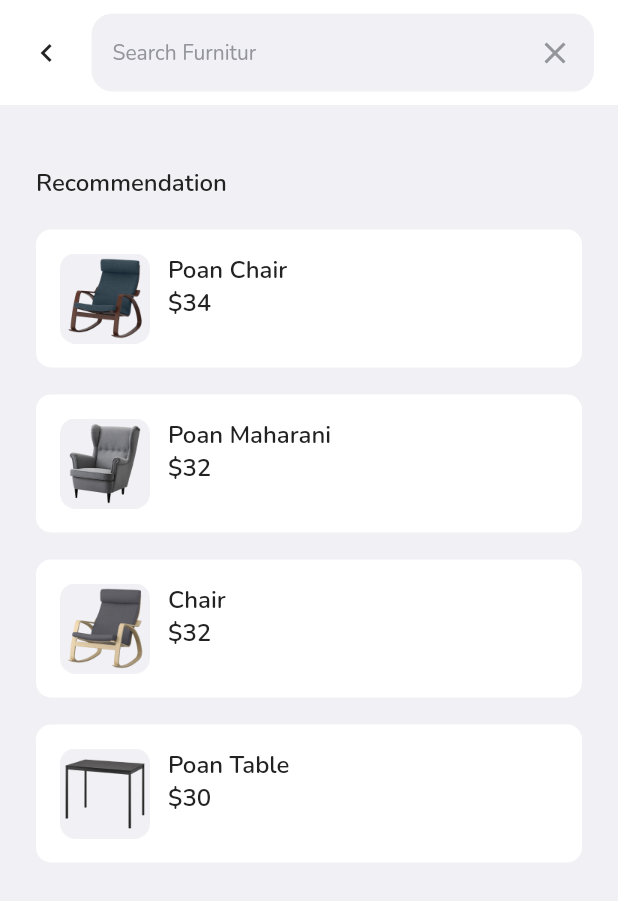
After one commit to gusfat99/furniture_app, a Flutter app: the SearchPage screen opened by its route, on a phone screen of 412 x 824 dp. The commit adds this screen. Shown: the top 901 px of the screen. Run offline on Flutter 3.47's test engine with Material 2 defaults, Android fonts, the phone set to English and light mode, and no system bars; our stand-ins replace carousel_slider, fluttertoast, google_fonts.

Commit message:
finishing ui search pages

```diff
--- /dev/null
+++ b/lib/data/products.dart
@@ -0,0 +1,47 @@
+import 'package:space/models/product_item.dart';
+
+List<ProductItem> productsData = [
+  const ProductItem(
+    imageUrl: 'assets/image_product_list1.png',
+    imageGridUrl: 'assets/image_product_grid1.png',
+    title: 'Poan Chair',
+    price: '\$34',
+    category: 'chair',
+    isRecomend: true,
+  ),
+  const ProductItem(
+      imageUrl: 'assets/image_product_list2.png',
+      imageGridUrl: 'assets/image_product_grid2.png',
+      title: 'Poan Maharani',
+      category: 'chair',
+      isRecomend: true,
+      price: '\$32'),
+  const ProductItem(
+      imageUrl: 'assets/image_product_list3.png',
+      imageGridUrl: 'assets/image_product_grid3.png',
+      title: 'Chair',
+      category: 'chair',
+      isRecomend: true,
+      price: '\$32'),
+  const ProductItem(
+      imageUrl: 'assets/image_product_list4.png',
+      imageGridUrl: 'assets/image_product_grid4.png',
+      title: 'Chair Maharani',
+      category: 'chair',
+      isRecomend: false,
+      price: '\$31'),
+  const ProductItem(
+      imageUrl: 'assets/image_product_list4.png',
+      imageGridUrl: 'assets/image_product_grid4.png',
+      title: 'Old Chair',
+      category: 'chair',
+      isRecomend: false,
+      price: '\$31'),
+  const ProductItem(
+      imageUrl: 'assets/image_product_list4.png',
+      imageGridUrl: 'assets/image_product_grid4.png',
+      title: 'Poan Table',
+      isRecomend: true,
+      category: 'table',
+      price: '\$30'),
+];
--- /dev/null
+++ b/lib/debouncer.dart
@@ -0,0 +1,15 @@
+import 'dart:async';
+import 'package:flutter/material.dart';
+
+class Debouncer {
+  final int seconds;
+  Debouncer({required this.seconds});
+
+  Timer? _timer;
+  void run(VoidCallback action) {
+    if (_timer?.isActive ?? false) {
+      _timer?.cancel();
+    }
+    _timer = Timer(Duration(seconds: seconds), action);
+  }
+}
--- a/lib/main.dart
+++ b/lib/main.dart
@@ -1,6 +1,8 @@
 import 'package:flutter/material.dart';
 import 'package:space/pages/home_page.dart';
 import 'package:space/pages/onboarding_page.dart';
+import 'package:space/pages/search_page.dart';
+import 'package:space/pages/search_result_page.dart';
 import 'package:space/pages/signin_page.dart';
 
 void main() => runApp(const MyApp());
@@ -17,6 +19,8 @@ class MyApp extends StatelessWidget {
         '/onboarding': (context) => OnboardingPage(),
         '/sign-in': (context) => SigninPage(),
         '/home': (context) => HomePage(),
+        '/search': (context) => SearchPage(),
+        '/search-result': (context) => SearchResultPage(),
       },
     );
   }
--- a/lib/pages/home_page.dart
+++ b/lib/pages/home_page.dart
@@ -79,6 +79,12 @@ class _HomePageState extends State<HomePage> {
                   Container(
                     margin: const EdgeInsets.symmetric(horizontal: 24),
                     child: TextInput(
+                        onTap: () {
+                          Navigator.pushNamed(context, '/search');
+                        },
+                        onChanged: (value) {
+                          Navigator.pushNamed(context, '/search');
+                        },
                         hintText: 'Search Furniture',
                         color: kWhiteColor,
                         controller: searchController,
@@ -92,7 +98,9 @@ class _HomePageState extends State<HomePage> {
                               'assets/icon_search.png',
                               width: 18.0,
                             ),
-                            onPressed: () {},
+                            onPressed: () {
+                              Navigator.pushNamed(context, '/search');
+                            },
                           ),
                         )),
                   ),
--- /dev/null
+++ b/lib/pages/search_page.dart
@@ -0,0 +1,51 @@
+import 'package:flutter/material.dart';
+import 'package:space/data/products.dart';
+import 'package:space/theme.dart';
+import 'package:space/widgets/appbar/appbar_search.dart';
+import 'package:space/widgets/product_list_item.dart';
+
+class SearchPage extends StatefulWidget {
+  const SearchPage({super.key});
+
+  @override
+  State<SearchPage> createState() => _SearchPageState();
+}
+
+class _SearchPageState extends State<SearchPage> {
+  late String keyword = '';
+
+  @override
+  Widget build(BuildContext context) {
+    return Scaffold(
+      backgroundColor: kWhiteGreyColor,
+      appBar: PreferredSize(
+        preferredSize: const Size(double.infinity, 70),
+        child: AppBarSearch(
+          onSearch: (value) {},
+        ),
+      ),
+      body: ListView(
+        padding: const EdgeInsets.symmetric(horizontal: 24.0),
+        children: [
+          const SizedBox(
+            height: 41,
+          ),
+          Text(
+            'Recommendation',
+            style: blackTextStyle.copyWith(fontSize: 16, fontWeight: semiBold),
+          ),
+          const SizedBox(
+            height: 20,
+          ),
+          ...productsData.where((element) => element.isRecomend).map((item) {
+            return ProductListItem(
+              imageUrl: item.imageUrl,
+              price: item.price,
+              title: item.title,
+            );
+          }).toList(),
+        ],
+      ),
+    );
+  }
+}
--- /dev/null
+++ b/lib/widgets/appbar/appbar_search.dart
@@ -0,0 +1,78 @@
+import 'package:flutter/material.dart';
+import 'package:space/debouncer.dart';
+import 'package:space/widgets/textInput.dart';
+import '../../theme.dart';
+
+class AppBarSearch extends StatefulWidget {
+  final ValueChanged<String> onSearch;
+
+  const AppBarSearch({
+    super.key,
+    required this.onSearch,
+  });
+
+  @override
+  State<AppBarSearch> createState() => _AppBarSearchState();
+}
+
+class _AppBarSearchState extends State<AppBarSearch> {
+  final searchController = TextEditingController(text: '');
+  final debouncer = Debouncer(seconds: 2);
+
+  void handleChanged(val) {
+    debouncer.run(() => widget.onSearch(searchController.text));
+  }
+
+  @override
+  Widget build(BuildContext context) {
+    return AppBar(
+      backgroundColor: kWhiteColor,
+      automaticallyImplyLeading: false,
+      elevation: 0,
+      toolbarHeight: 70,
+      title: Row(
+        crossAxisAlignment: CrossAxisAlignment.center,
+        children: [
+          InkWell(
+            borderRadius: BorderRadius.circular(50),
+            onTap: () {
+              Navigator.pop(context);
+            },
+            child: Container(
+              padding: const EdgeInsets.all(3),
+              child: const Icon(
+                Icons.chevron_left,
+                color: kBlackColor,
+              ),
+            ),
+          ),
+          const SizedBox(
+            width: 15.0,
+          ),
+          Expanded(
+              child: TextInput(
+                  hintText: 'Search Furnitur',
+                  controller: searchController,
+                  onFieldSubmitted: (value) {
+                    Navigator.pushNamed(context, '/search-result',
+                        arguments: {'keyword': value});
+                  },
+                  adornmentRight: InkWell(
+                      borderRadius: BorderRadius.circular(50),
+                      onTap: () {
+                        searchController.clear();
+                        handleChanged('');
+                      },
+                      child: Container(
+                        padding: EdgeInsets.all(0),
+                        child: const Icon(
+                          Icons.close,
+                          color: kGreyColor,
+                          size: 24,
+                        ),
+                      ))))
+        ],
+      ),
+    );
+  }
+}
--- /dev/null
+++ b/lib/widgets/product_list_item.dart
@@ -0,0 +1,52 @@
+import 'package:flutter/material.dart';
+import 'package:space/theme.dart';
+
+class ProductListItem extends StatelessWidget {
+  final String imageUrl;
+  final String price;
+  final String title;
+
+  const ProductListItem(
+      {super.key,
+      required this.imageUrl,
+      required this.price,
+      required this.title});
+
+  @override
+  Widget build(BuildContext context) {
+    return Container(
+      width: double.infinity,
+      margin: EdgeInsets.only(bottom: 18),
+      padding: EdgeInsets.all(16.0),
+      decoration: BoxDecoration(
+          color: kWhiteColor, borderRadius: BorderRadius.circular(10)),
+      child: Row(
+        crossAxisAlignment: CrossAxisAlignment.start,
+        children: [
+          Image.asset(
+            imageUrl,
+            width: 60.0,
+          ),
+          SizedBox(
+            width: 12,
+          ),
+          Column(
+            crossAxisAlignment: CrossAxisAlignment.start,
+            children: [
+              Text(
+                title,
+                style:
+                    blackTextStyle.copyWith(fontSize: 16, fontWeight: semiBold),
+              ),
+              Text(
+                price,
+                style:
+                    blackTextStyle.copyWith(fontSize: 16, fontWeight: semiBold),
+              )
+            ],
+          )
+        ],
+      ),
+    );
+  }
+}
--- a/lib/widgets/textInput.dart
+++ b/lib/widgets/textInput.dart
@@ -9,6 +9,9 @@ class TextInput extends StatelessWidget {
   final Widget? adornmentRight;
   final TextEditingController controller;
   final Color color;
+  final VoidCallback onTap;
+  final ValueChanged<String>? onChanged;
+  final ValueChanged<String>? onFieldSubmitted;
 
   TextInput(
       {super.key,
@@ -18,16 +21,24 @@ class TextInput extends StatelessWidget {
       this.obscureText = false,
       this.autoFocus = false,
       this.color = kWhiteGreyColor,
+      this.onTap = _defaultFunction,
+      this.onChanged,
+      this.onFieldSubmitted,
       this.adornmentRight});
+
+  static _defaultFunction() {}
 
   @override
   Widget build(BuildContext context) {
     List<Widget> childOfTextField = [
       Expanded(
         child: TextFormField(
+
           controller: controller,
           obscureText: obscureText,
           autofocus: autoFocus,
+          onChanged: onChanged,
+          onFieldSubmitted: onFieldSubmitted,
           decoration: InputDecoration.collapsed(
               hintText: hintText,
               hintStyle: greyTextStyle.copyWith(fontSize: 14)),
@@ -39,7 +50,9 @@ class TextInput extends StatelessWidget {
       childOfTextField.add(adornmentRight!);
     }
 
-    return Container(
+    return GestureDetector(
+      onTap: onTap,
+      child: Container(
           margin: margin,
           padding: EdgeInsets.all(14),
           decoration: BoxDecoration(
@@ -48,6 +61,7 @@ class TextInput extends StatelessWidget {
           ),
           child: Row(
             children: childOfTextField.toList(),
-        ));
+          )),
+    );
   }
 }
```
Also changed, not shown: lib/models/product_item.dart (added, +16 -0 lines), lib/pages/search_result_page.dart (added, +139 -0 lines), lib/pages/wishlist_page.dart (added, +10 -0 lines), lib/widgets/appbar/appbar_search_result.dart (added, +112 -0 lines), lib/widgets/product_grid_item.dart (added, +68 -0 lines). Lines whose indentation alone changed are shown as unchanged.
